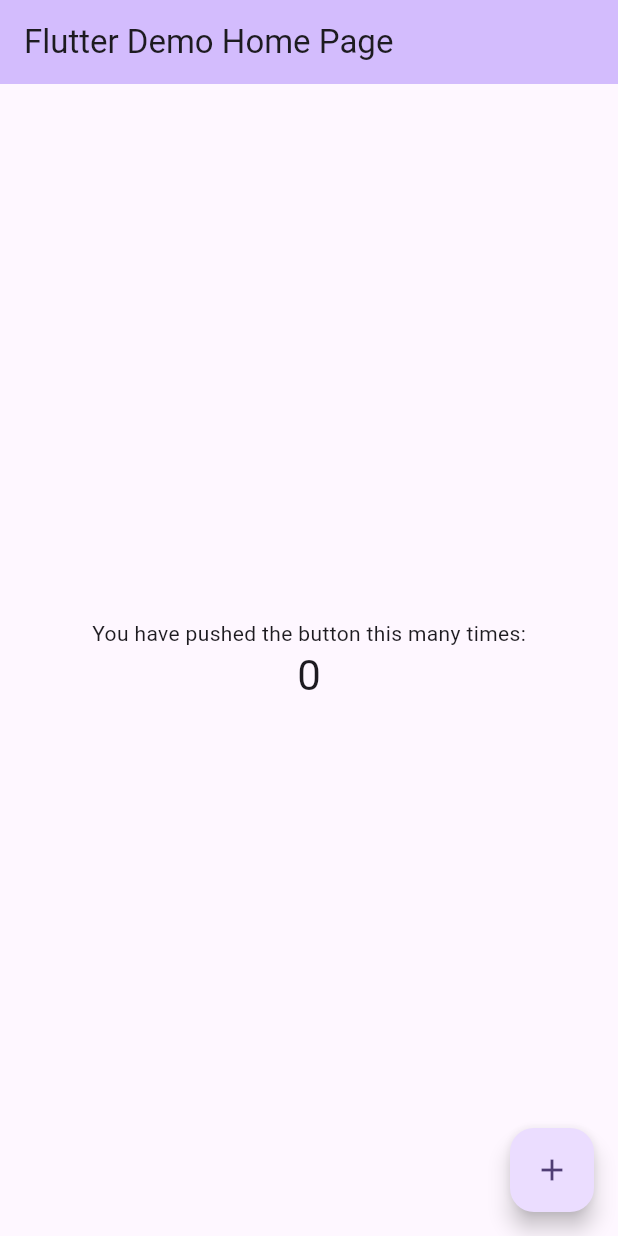
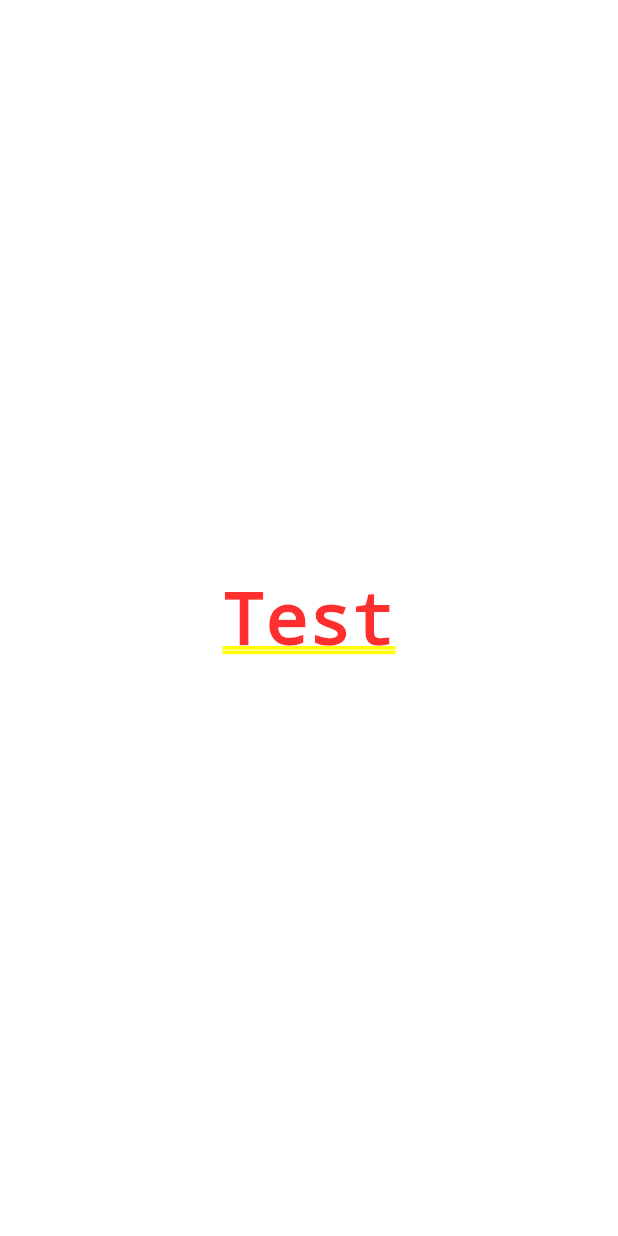
Before and after one commit to mazedul-ru-cse/flutter-todo-app, a Flutter app: the screen it shows after launch, on a phone screen of 412 x 824 dp. Run offline on Flutter 3.47's test engine with Material 2 defaults, Android fonts, the phone set to English and light mode, and no system bars.

Commit message:
Added home_screen

```diff
--- a/lib/main.dart
+++ b/lib/main.dart
@@ -1,4 +1,5 @@
 import 'package:flutter/material.dart';
+import 'package:todo/screen/home_screen.dart';
 
 void main() {
   runApp(const MyApp());
@@ -11,115 +12,14 @@ class MyApp extends StatelessWidget {
   @override
   Widget build(BuildContext context) {
     return MaterialApp(
+      debugShowCheckedModeBanner: false,
       title: 'Flutter Demo',
       theme: ThemeData(
-        // This is the theme of your application.
-        //
-        // TRY THIS: Try running your application with "flutter run". You'll see
-        // the application has a blue toolbar. Then, without quitting the app,
-        // try changing the seedColor in the colorScheme below to Colors.green
-        // and then invoke "hot reload" (save your changes or press the "hot
-        // reload" button in a Flutter-supported IDE, or press "r" if you used
-        // the command line to start the app).
-        //
-        // Notice that the counter didn't reset back to zero; the application
-        // state is not lost during the reload. To reset the state, use hot
-        // restart instead.
-        //
-        // This works for code too, not just values: Most code changes can be
-        // tested with just a hot reload.
+
         colorScheme: ColorScheme.fromSeed(seedColor: Colors.deepPurple),
         useMaterial3: true,
       ),
-      home: const MyHomePage(title: 'Flutter Demo Home Page'),
+      home: const HomeScreen()
     );
   }
 }
-
-class MyHomePage extends StatefulWidget {
-  const MyHomePage({super.key, required this.title});
-
-  // This widget is the home page of your application. It is stateful, meaning
-  // that it has a State object (defined below) that contains fields that affect
-  // how it looks.
-
-  // This class is the configuration for the state. It holds the values (in this
-  // case the title) provided by the parent (in this case the App widget) and
-  // used by the build method of the State. Fields in a Widget subclass are
-  // always marked "final".
-
-  final String title;
-
-  @override
-  State<MyHomePage> createState() => _MyHomePageState();
-}
-
-class _MyHomePageState extends State<MyHomePage> {
-  int _counter = 0;
-
-  void _incrementCounter() {
-    setState(() {
-      // This call to setState tells the Flutter framework that something has
-      // changed in this State, which causes it to rerun the build method below
-      // so that the display can reflect the updated values. If we changed
-      // _counter without calling setState(), then the build method would not be
-      // called again, and so nothing would appear to happen.
-      _counter++;
-    });
-  }
-
-  @override
-  Widget build(BuildContext context) {
-    // This method is rerun every time setState is called, for instance as done
-    // by the _incrementCounter method above.
-    //
-    // The Flutter framework has been optimized to make rerunning build methods
-    // fast, so that you can just rebuild anything that needs updating rather
-    // than having to individually change instances of widgets.
-    return Scaffold(
-      appBar: AppBar(
-        // TRY THIS: Try changing the color here to a specific color (to
-        // Colors.amber, perhaps?) and trigger a hot reload to see the AppBar
-        // change color while the other colors stay the same.
-        backgroundColor: Theme.of(context).colorScheme.inversePrimary,
-        // Here we take the value from the MyHomePage object that was created by
-        // the App.build method, and use it to set our appbar title.
-        title: Text(widget.title),
-      ),
-      body: Center(
-        // Center is a layout widget. It takes a single child and positions it
-        // in the middle of the parent.
-        child: Column(
-          // Column is also a layout widget. It takes a list of children and
-          // arranges them vertically. By default, it sizes itself to fit its
-          // children horizontally, and tries to be as tall as its parent.
-          //
-          // Column has various properties to control how it sizes itself and
-          // how it positions its children. Here we use mainAxisAlignment to
-          // center the children vertically; the main axis here is the vertical
-          // axis because Columns are vertical (the cross axis would be
-          // horizontal).
-          //
-          // TRY THIS: Invoke "debug painting" (choose the "Toggle Debug Paint"
-          // action in the IDE, or press "p" in the console), to see the
-          // wireframe for each widget.
-          mainAxisAlignment: MainAxisAlignment.center,
-          children: <Widget>[
-            const Text(
-              'You have pushed the button this many times:',
-            ),
-            Text(
-              '$_counter',
-              style: Theme.of(context).textTheme.headlineMedium,
-            ),
-          ],
-        ),
-      ),
-      floatingActionButton: FloatingActionButton(
-        onPressed: _incrementCounter,
-        tooltip: 'Increment',
-        child: const Icon(Icons.add),
-      ), // This trailing comma makes auto-formatting nicer for build methods.
-    );
-  }
-}
--- /dev/null
+++ b/lib/screen/home_screen.dart
@@ -0,0 +1,16 @@
+import 'package:flutter/material.dart';
+
+class HomeScreen extends StatefulWidget {
+  const HomeScreen({super.key});
+
+  @override
+  State<HomeScreen> createState() => _HomeScreenState();
+}
+
+class _HomeScreenState extends State<HomeScreen> {
+  @override
+  Widget build(BuildContext context) {
+
+    return Center(child: Text("Test"));
+  }
+}
```
Also changed, not shown: pubspec.yaml (+5 -27 lines), pubspec.lock.
